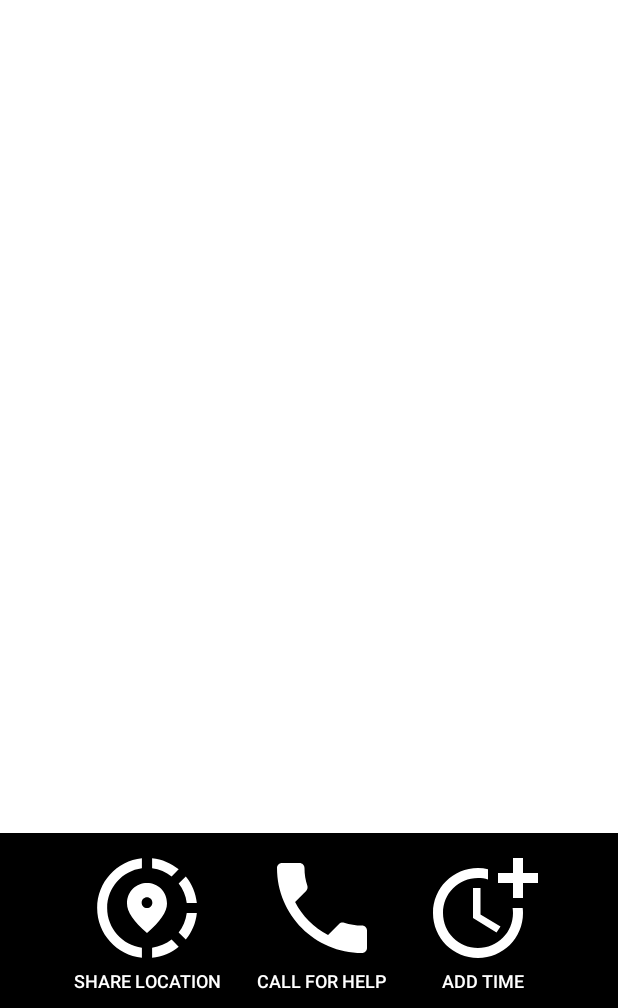
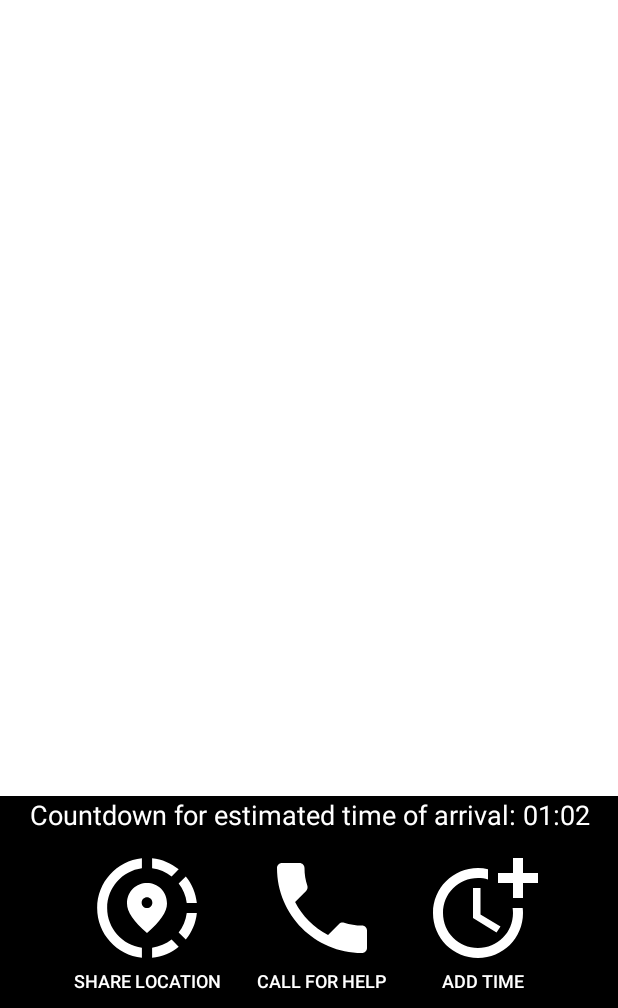
Before and after one commit to XinyuLiu5566/CS465-Project, an Android app: the screen it shows after launch (MapsActivity), on a phone screen of 412 x 824 dp, the part 228-1236 px from its top. Run offline under Robolectric (Android 15) with nearby library versions, the light colour scheme and no system bars.

Commit message:
Added countdown timer

```diff
--- a/app/src/main/java/com/example/cs465project/MapsActivity.java
+++ b/app/src/main/java/com/example/cs465project/MapsActivity.java
@@ -4,9 +4,11 @@ import androidx.fragment.app.FragmentActivity;
 
 import android.app.AlertDialog;
 import android.os.Bundle;
+import android.os.CountDownTimer;
 import android.view.View;
 import android.widget.Button;
 import android.widget.EditText;
+import android.widget.TextView;
 import android.widget.Toast;
 
 import com.google.android.gms.maps.CameraUpdateFactory;
@@ -22,12 +24,14 @@ public class MapsActivity extends FragmentActivity implements OnMapReadyCallback
     private GoogleMap mMap;
     private ActivityMapsBinding binding;
 
+    private Button settingsButton;
+    private EditText whereToEditText;
+
+    private TextView timeText;
+
     private Button shareLocationButton;
     private Button callButton;
     private Button addTimeButton;
-
-    private Button settingsButton;
-    private EditText whereToEditText;
 
     @Override
     protected void onCreate(Bundle savedInstanceState) {
@@ -41,16 +45,38 @@ public class MapsActivity extends FragmentActivity implements OnMapReadyCallback
                 .findFragmentById(R.id.map);
         mapFragment.getMapAsync(this);
 
+        settingsButton = (Button) findViewById(R.id.button_settings);
+        whereToEditText = (EditText) findViewById(R.id.edit_text_where_to);
+        timeText = (TextView) findViewById(R.id.text_time);
         shareLocationButton = (Button) findViewById(R.id.button_share_location);
         callButton = (Button) findViewById(R.id.button_call);
         addTimeButton = (Button) findViewById(R.id.button_add_time);
-        settingsButton = (Button) findViewById(R.id.button_settings);
-        whereToEditText = (EditText) findViewById(R.id.edit_text_where_to);
 
+        settingsButton.setOnClickListener(this);
+        //whereToEditText
+        //timeText
         shareLocationButton.setOnClickListener(this);
         callButton.setOnClickListener(this);
         addTimeButton.setOnClickListener(this);
-        settingsButton.setOnClickListener(this);
+
+        new CountDownTimer(70 * 1000, 1000) {
+
+            public void onTick(long millisUntilFinished) {
+                String minutesRemaining = "" + ((millisUntilFinished / 1000) / 60);
+                while (minutesRemaining.length() < 2) {
+                    minutesRemaining = "0" + minutesRemaining;
+                }
+                String secondsRemaining = "" + ((millisUntilFinished / 1000) % 60);
+                while (secondsRemaining.length() < 2) {
+                    secondsRemaining = "0" + secondsRemaining;
+                }
+                timeText.setText("Countdown for estimated time of arrival: " + minutesRemaining + ":" + secondsRemaining);
+            }
+
+            public void onFinish() {
+                timeText.setText("Estimated time of arrival has passed");
+            }
+        }.start();
     }
 
     /**
--- a/app/src/main/res/layout/activity_maps.xml
+++ b/app/src/main/res/layout/activity_maps.xml
@@ -43,6 +43,17 @@
         android:layout_weight="1"
         tools:context=".MapsActivity" />
 
+    <TextView
+        android:id="@+id/text_time"
+        android:gravity="center"
+        android:layout_width="match_parent"
+        android:layout_height="wrap_content"
+        android:text=""
+        android:textSize="18sp"
+        android:textColor="@color/white"
+        android:background="@color/black">
+    </TextView>
+
     <LinearLayout
         android:layout_width="match_parent"
         android:layout_height="wrap_content"
```
